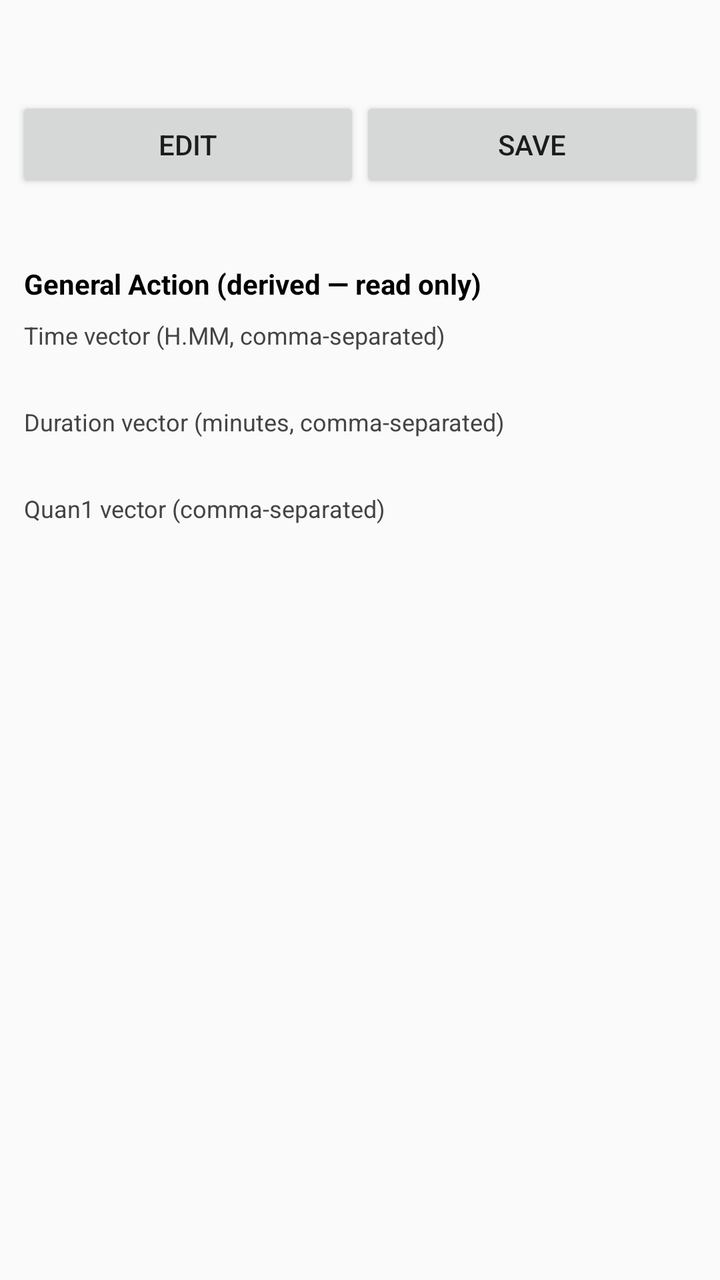
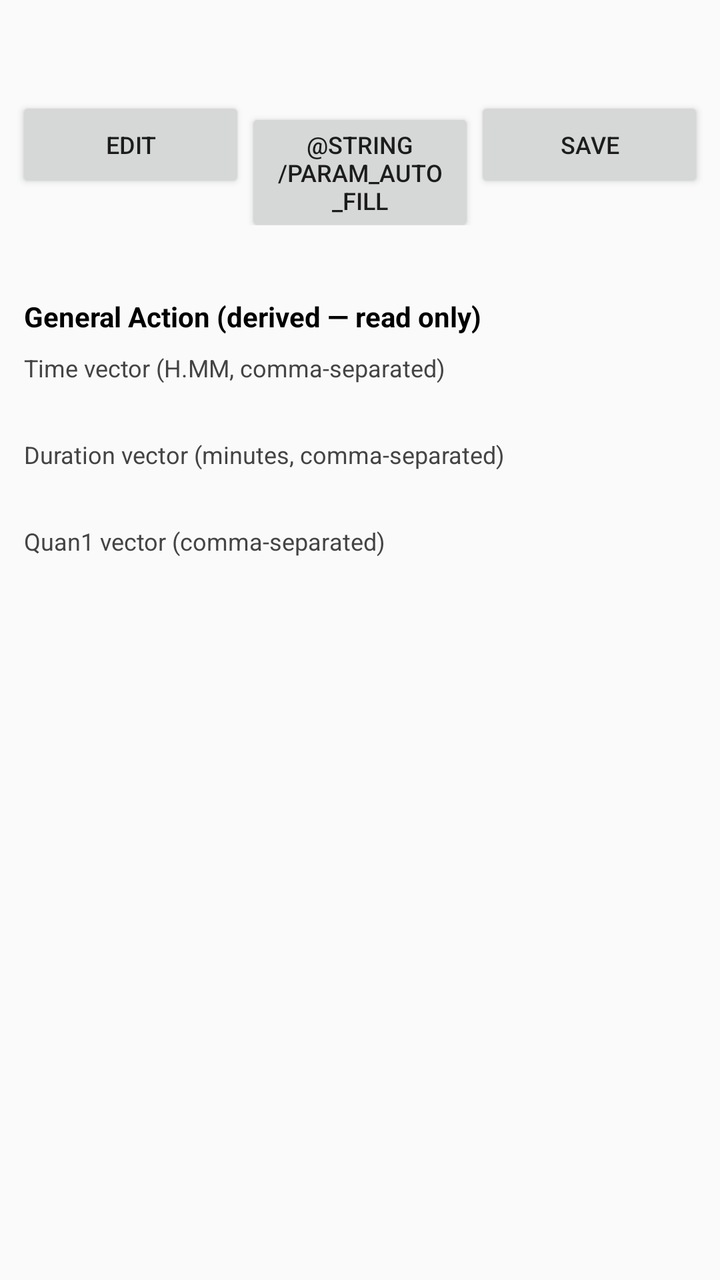

Screens rendered from an Android XML layout before and after an edit, with the pre-edit source and the edit as a unified diff.
<!-- AndroidManifest.xml: application theme Theme.DAR -->
<!-- res/layout/activity_form_detail.xml -->
<?xml version="1.0" encoding="utf-8"?>
<LinearLayout xmlns:android="http://schemas.android.com/apk/res/android"
    android:layout_width="match_parent"
    android:layout_height="match_parent"
    android:orientation="vertical"
    android:background="@color/dar_light">

    <TextView
        android:id="@+id/param_weekday_title"
        android:layout_width="match_parent"
        android:layout_height="wrap_content"
        android:textStyle="bold"
        android:textSize="18sp"
        android:textColor="#000000"
        android:gravity="center"
        android:padding="8dp" />

    <LinearLayout
        android:layout_width="match_parent"
        android:layout_height="wrap_content"
        android:orientation="horizontal"
        android:padding="8dp">

        <Button
            android:id="@+id/btn_param_edit_toggle"
            android:layout_width="0dp"
            android:layout_height="wrap_content"
            android:layout_weight="1"
            android:text="@string/param_edit" />

        <Button
            android:id="@+id/btn_param_save"
            android:layout_width="0dp"
            android:layout_height="wrap_content"
            android:layout_weight="1"
            android:text="@string/param_save" />

    </LinearLayout>

    <ScrollView
        android:layout_width="match_parent"
        android:layout_height="0dp"
        android:layout_weight="1">

        <LinearLayout
            android:layout_width="match_parent"
            android:layout_height="wrap_content"
            android:orientation="vertical"
            android:padding="12dp">

            <LinearLayout
                android:id="@+id/param_rows_container"
                android:layout_width="match_parent"
                android:layout_height="wrap_content"
                android:orientation="vertical" />

            <TextView
                android:layout_width="match_parent"
                android:layout_height="wrap_content"
                android:layout_marginTop="16dp"
                android:text="@string/param_general_row_label"
                android:textStyle="bold"
                android:textColor="#000000" />

            <TextView
                android:layout_width="match_parent"
                android:layout_height="wrap_content"
                android:text="@string/param_time_label"
                android:textColor="#444444"
                android:textSize="12sp"
                android:layout_marginTop="8dp" />
            <TextView
                android:id="@+id/general_time_value"
                android:layout_width="match_parent"
                android:layout_height="wrap_content"
                android:textColor="#000000" />

            <TextView
                android:layout_width="match_parent"
                android:layout_height="wrap_content"
                android:text="@string/param_duration_label"
                android:textColor="#444444"
                android:textSize="12sp"
                android:layout_marginTop="8dp" />
            <TextView
                android:id="@+id/general_duration_value"
                android:layout_width="match_parent"
                android:layout_height="wrap_content"
                android:textColor="#000000" />

            <TextView
                android:layout_width="match_parent"
                android:layout_height="wrap_content"
                android:text="@string/param_quan1_label"
                android:textColor="#444444"
                android:textSize="12sp"
                android:layout_marginTop="8dp" />
            <TextView
                android:id="@+id/general_quan1_value"
                android:layout_width="match_parent"
                android:layout_height="wrap_content"
                android:textColor="#000000" />

        </LinearLayout>

    </ScrollView>

</LinearLayout>
<!-- resources referenced by this layout -->
<resources>
  <color name="dar_light">#FAFAFA</color>
  <string name="param_duration_label">Duration vector (minutes, comma-separated)</string>
  <string name="param_edit">Edit</string>
  <string name="param_general_row_label">General Action (derived — read only)</string>
  <string name="param_quan1_label">Quan1 vector (comma-separated)</string>
  <string name="param_save">Save</string>
  <string name="param_time_label">Time vector (H.MM, comma-separated)</string>
  <style name="Theme.DAR" parent="Theme.MaterialComponents.DayNight.NoActionBar">
          <item name="colorPrimary">@color/dar_blue</item>
          <item name="colorPrimaryDark">@color/dar_blue_black</item>
      </style>
  <color name="dar_blue">#1565C0</color>
  <color name="dar_blue_black">#0D1B2A</color>
</resources>

<!-- the commit's change to res/layout/activity_form_detail.xml (unified diff, before → after) -->
@@ -26,13 +26,23 @@
             android:layout_width="0dp"
             android:layout_height="wrap_content"
             android:layout_weight="1"
+            android:textSize="12sp"
             android:text="@string/param_edit" />
+
+        <Button
+            android:id="@+id/btn_param_auto_fill"
+            android:layout_width="0dp"
+            android:layout_height="wrap_content"
+            android:layout_weight="1"
+            android:textSize="12sp"
+            android:text="@string/param_auto_fill" />
 
         <Button
             android:id="@+id/btn_param_save"
             android:layout_width="0dp"
             android:layout_height="wrap_content"
             android:layout_weight="1"
+            android:textSize="12sp"
             android:text="@string/param_save" />
 
     </LinearLayout>
